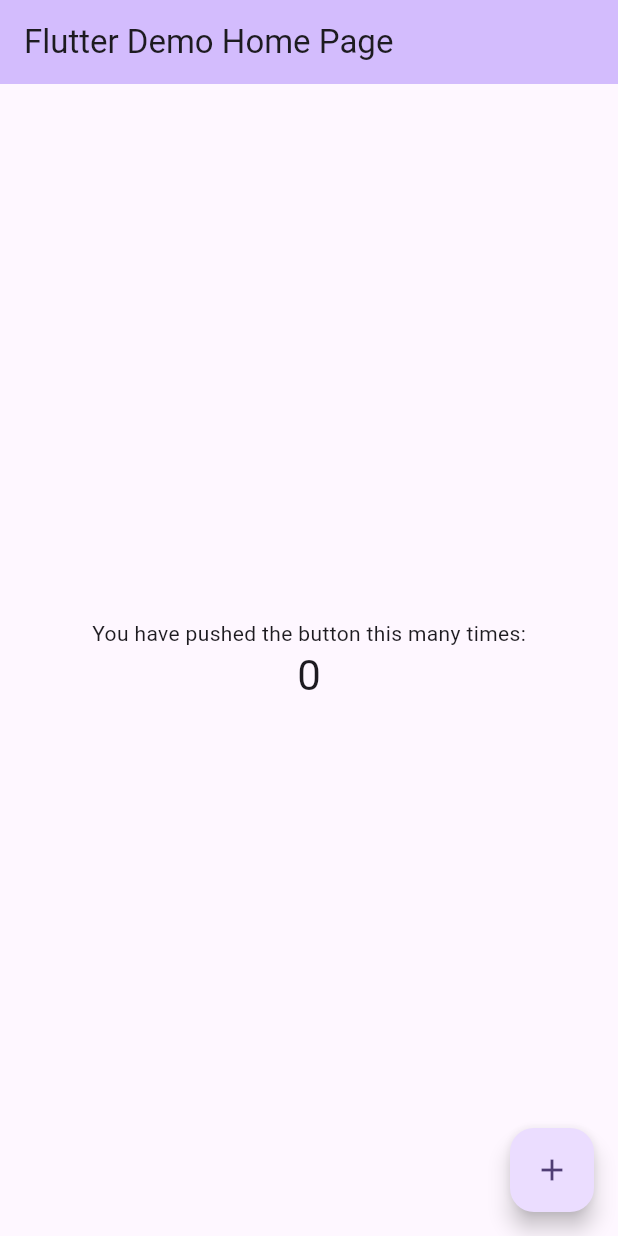
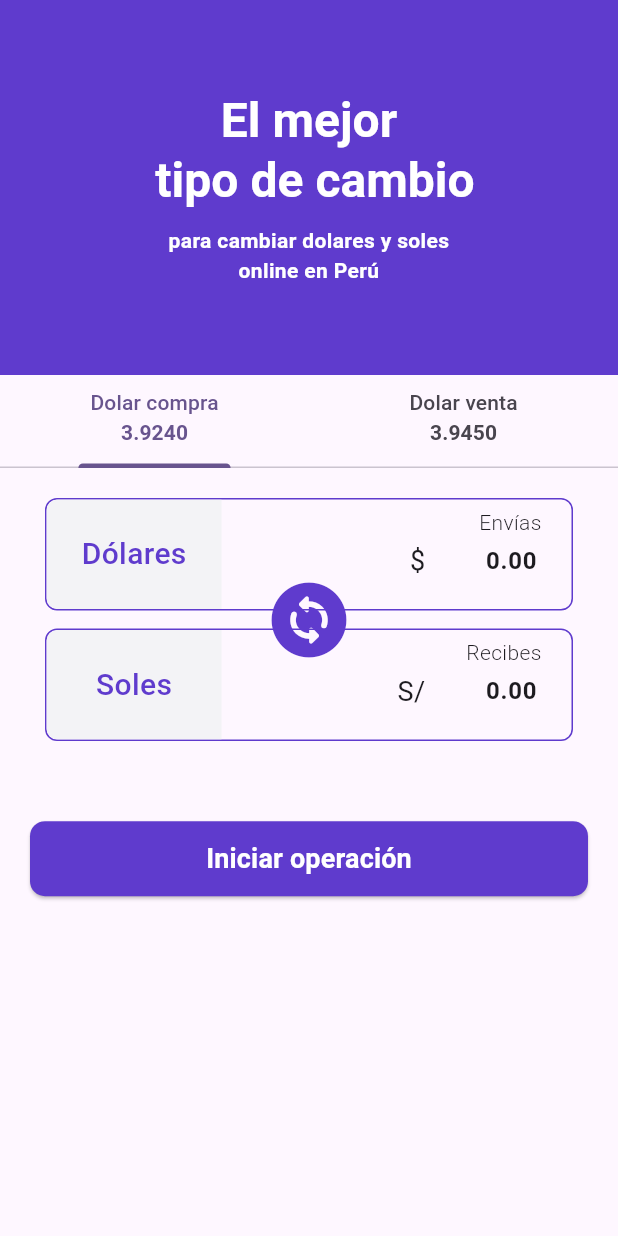
Before and after one commit to dacostap-dev/cambio_seguro, a Flutter app: the screen it shows after launch, on a phone screen of 412 x 824 dp. Run offline on Flutter 3.47's test engine with Material 3 defaults, Android fonts, the light colour scheme and no system bars.

Commit message:
cotizador cambio seguro

```diff
--- /dev/null
+++ b/lib/core/constants/constant_color.dart
@@ -0,0 +1,7 @@
+import 'package:flutter/material.dart';
+
+class ConstantColor {
+  ConstantColor._();
+
+  static const Color kPrimary = Color.fromARGB(255, 95, 59, 205);
+}
--- /dev/null
+++ b/lib/core/router.dart
@@ -0,0 +1,13 @@
+import 'package:cambio_seguro_demo/presentation/pages/home/home.dart';
+import 'package:flutter/material.dart';
+
+Route onGenerateRoute(RouteSettings settings) {
+  switch (settings.name) {
+    case 'home':
+      return MaterialPageRoute(builder: (_) => const HomePage());
+    case 'list':
+      return MaterialPageRoute(builder: (_) => const HomePage());
+    default:
+      throw ('This route nae does not exist');
+  }
+}
--- a/lib/main.dart
+++ b/lib/main.dart
@@ -1,3 +1,4 @@
+import 'package:cambio_seguro_demo/core/router.dart';
 import 'package:flutter/material.dart';
 
 void main() {
@@ -13,113 +14,11 @@ class MyApp extends StatelessWidget {
     return MaterialApp(
       title: 'Flutter Demo',
       theme: ThemeData(
-        // This is the theme of your application.
-        //
-        // TRY THIS: Try running your application with "flutter run". You'll see
-        // the application has a blue toolbar. Then, without quitting the app,
-        // try changing the seedColor in the colorScheme below to Colors.green
-        // and then invoke "hot reload" (save your changes or press the "hot
-        // reload" button in a Flutter-supported IDE, or press "r" if you used
-        // the command line to start the app).
-        //
-        // Notice that the counter didn't reset back to zero; the application
-        // state is not lost during the reload. To reset the state, use hot
-        // restart instead.
-        //
-        // This works for code too, not just values: Most code changes can be
-        // tested with just a hot reload.
         colorScheme: ColorScheme.fromSeed(seedColor: Colors.deepPurple),
         useMaterial3: true,
       ),
-      home: const MyHomePage(title: 'Flutter Demo Home Page'),
+      onGenerateRoute: onGenerateRoute,
+      initialRoute: 'home',
     );
   }
 }
-
-class MyHomePage extends StatefulWidget {
-  const MyHomePage({super.key, required this.title});
-
-  // This widget is the home page of your application. It is stateful, meaning
-  // that it has a State object (defined below) that contains fields that affect
-  // how it looks.
-
-  // This class is the configuration for the state. It holds the values (in this
-  // case the title) provided by the parent (in this case the App widget) and
-  // used by the build method of the State. Fields in a Widget subclass are
-  // always marked "final".
-
-  final String title;
-
-  @override
-  State<MyHomePage> createState() => _MyHomePageState();
-}
-
-class _MyHomePageState extends State<MyHomePage> {
-  int _counter = 0;
-
-  void _incrementCounter() {
-    setState(() {
-      // This call to setState tells the Flutter framework that something has
-      // changed in this State, which causes it to rerun the build method below
-      // so that the display can reflect the updated values. If we changed
-      // _counter without calling setState(), then the build method would not be
-      // called again, and so nothing would appear to happen.
-      _counter++;
-    });
-  }
-
-  @override
-  Widget build(BuildContext context) {
-    // This method is rerun every time setState is called, for instance as done
-    // by the _incrementCounter method above.
-    //
-    // The Flutter framework has been optimized to make rerunning build methods
-    // fast, so that you can just rebuild anything that needs updating rather
-    // than having to individually change instances of widgets.
-    return Scaffold(
-      appBar: AppBar(
-        // TRY THIS: Try changing the color here to a specific color (to
-        // Colors.amber, perhaps?) and trigger a hot reload to see the AppBar
-        // change color while the other colors stay the same.
-        backgroundColor: Theme.of(context).colorScheme.inversePrimary,
-        // Here we take the value from the MyHomePage object that was created by
-        // the App.build method, and use it to set our appbar title.
-        title: Text(widget.title),
-      ),
-      body: Center(
-        // Center is a layout widget. It takes a single child and positions it
-        // in the middle of the parent.
-        child: Column(
-          // Column is also a layout widget. It takes a list of children and
-          // arranges them vertically. By default, it sizes itself to fit its
-          // children horizontally, and tries to be as tall as its parent.
-          //
-          // Column has various properties to control how it sizes itself and
-          // how it positions its children. Here we use mainAxisAlignment to
-          // center the children vertically; the main axis here is the vertical
-          // axis because Columns are vertical (the cross axis would be
-          // horizontal).
-          //
-          // TRY THIS: Invoke "debug painting" (choose the "Toggle Debug Paint"
-          // action in the IDE, or press "p" in the console), to see the
-          // wireframe for each widget.
-          mainAxisAlignment: MainAxisAlignment.center,
-          children: <Widget>[
-            const Text(
-              'You have pushed the button this many times:',
-            ),
-            Text(
-              '$_counter',
-              style: Theme.of(context).textTheme.headlineMedium,
-            ),
-          ],
-        ),
-      ),
-      floatingActionButton: FloatingActionButton(
-        onPressed: _incrementCounter,
-        tooltip: 'Increment',
-        child: const Icon(Icons.add),
-      ), // This trailing comma makes auto-formatting nicer for build methods.
-    );
-  }
-}
--- /dev/null
+++ b/lib/presentation/pages/home/home.dart
@@ -0,0 +1,300 @@
+import 'package:cambio_seguro_demo/core/constants/constant_color.dart';
+import 'package:cambio_seguro_demo/presentation/widgets/input_widget.dart';
+import 'package:flutter/material.dart';
+
+class HomePage extends StatefulWidget {
+  const HomePage({super.key});
+
+  @override
+  State<HomePage> createState() => _HomePageState();
+}
+
+class _HomePageState extends State<HomePage>
+    with SingleTickerProviderStateMixin {
+  late TabController _tabController;
+
+  static const String purchase_price = '3.9240';
+  static const String sale_price = '3.9450';
+
+  final _firstTextController = TextEditingController(text: '0.00');
+  final _secondTextController = TextEditingController(text: '0.00');
+
+  @override
+  void initState() {
+    _tabController = TabController(length: 2, vsync: this);
+    super.initState();
+
+    _tabController.addListener(reload);
+  }
+
+  void reload() {
+    setState(() {
+      final isSale = _tabController.index == 1;
+
+      if (isSale) {
+        final amountSoles = double.parse(_firstTextController.text);
+        _secondTextController.text =
+            (amountSoles / double.parse(sale_price)).toStringAsFixed(2);
+      } else {
+        final amountDolares = double.parse(_firstTextController.text);
+        _secondTextController.text =
+            (amountDolares * double.parse(purchase_price)).toStringAsFixed(2);
+      }
+
+      setState(() {});
+    });
+  }
+
+  @override
+  void dispose() {
+    _tabController.removeListener(reload);
+    _tabController.dispose();
+    super.dispose();
+  }
+
+  @override
+  Widget build(BuildContext context) {
+    return SafeArea(
+      child: Scaffold(
+        body: Column(
+          crossAxisAlignment: CrossAxisAlignment.stretch,
+          children: [
+            Container(
+              padding: const EdgeInsets.all(50),
+              height: 250,
+              color: ConstantColor.kPrimary,
+              child: Column(
+                mainAxisAlignment: MainAxisAlignment.center,
+                children: [
+                  Text(
+                    'El mejor \n tipo de cambio',
+                    textAlign: TextAlign.center,
+                    style: Theme.of(context).textTheme.headlineLarge?.copyWith(
+                        color: Colors.white, fontWeight: FontWeight.w600),
+                  ),
+                  const SizedBox(height: 10),
+                  const Padding(
+                    padding: EdgeInsets.symmetric(horizontal: 50),
+                    child: Text(
+                      'para cambiar dolares y soles online en Perú',
+                      textAlign: TextAlign.center,
+                      style: TextStyle(
+                        color: Colors.white,
+                        fontWeight: FontWeight.w600,
+                      ),
+                    ),
+                  ),
+                ],
+              ),
+            ),
+            TabBar(
+              controller: _tabController,
+              tabs: const [
+                Tab(
+                  height: 60,
+                  child: Padding(
+                    padding: EdgeInsets.all(8.0),
+                    child: Column(
+                      children: [
+                        Text('Dolar compra'),
+                        Text(
+                          purchase_price,
+                          style: TextStyle(fontWeight: FontWeight.w700),
+                        ),
+                      ],
+                    ),
+                  ),
+                ),
+                Tab(
+                  height: 60,
+                  child: Padding(
+                    padding: EdgeInsets.all(8.0),
+                    child: Column(
+                      children: [
+                        Text('Dolar venta'),
+                        Text(
+                          sale_price,
+                          style: TextStyle(fontWeight: FontWeight.w700),
+                        ),
+                      ],
+                    ),
+                  ),
+                ),
+              ],
+            ),
+            SizedBox(
+              height: MediaQuery.of(context).size.height / 3.5,
+              child: TabBarView(
+                physics: const NeverScrollableScrollPhysics(),
+                controller: _tabController,
+                children: [
+                  Column(
+                    children: [
+                      Stack(
+                        children: [
+                          Container(
+                            padding: const EdgeInsets.symmetric(
+                              vertical: 20,
+                              horizontal: 30,
+                            ),
+                            child: Column(
+                              children: [
+                                InputWidget(
+                                  controller: _firstTextController,
+                                  currency: Currency.USD,
+                                  label: 'Envías',
+                                  onChanged: (value) {
+                                    setState(() {
+                                      if (value.isNotEmpty) {
+                                        final amount = double.parse(value);
+                                        _secondTextController.text = (amount *
+                                                double.parse(purchase_price))
+                                            .toStringAsFixed(2);
+                                        // .replaceAll('.', ',');
+                                      } else {
+                                        _secondTextController.text = '';
+                                      }
+                                    });
+                                  },
+                                ),
+                                const SizedBox(height: 12),
+                                InputWidget(
+                                  controller: _secondTextController,
+                                  currency: Currency.PEN,
+                                  label: 'Recibes',
+                                  onChanged: (value) {
+                                    setState(() {
+                                      if (value.isNotEmpty) {
+                                        final amount = double.parse(value);
+                                        _firstTextController.text =
+                                            (amount / double.parse(sale_price))
+                                                .toStringAsFixed(2);
+                                        // .replaceAll('.', ',');
+                                      } else {
+                                        _firstTextController.text = '';
+                                      }
+                                    });
+                                  },
+                                ),
+                              ],
+                            ),
+                          ),
+                          Positioned.fill(
+                            child: FractionallySizedBox(
+                              widthFactor: 0.5,
+                              heightFactor: 0.5,
+                              child: IconButton(
+                                splashColor: Colors.transparent,
+                                highlightColor: Colors.transparent,
+                                iconSize: 60,
+                                onPressed: () {
+                                  _tabController.animateTo(1);
+                                },
+                                icon: const Icon(
+                                  Icons.change_circle_rounded,
+                                  color: ConstantColor.kPrimary,
+                                ),
+                              ),
+                            ),
+                          ),
+                        ],
+                      ),
+                    ],
+                  ),
+                  Column(
+                    children: [
+                      Stack(
+                        children: [
+                          Container(
+                            padding: const EdgeInsets.symmetric(
+                              vertical: 20,
+                              horizontal: 30,
+                            ),
+                            child: Column(
+                              children: [
+                                InputWidget(
+                                  controller: _firstTextController,
+                                  currency: Currency.PEN,
+                                  label: 'Envías',
+                                  onChanged: (value) {
+                                    setState(() {
+                                      if (value.isNotEmpty) {
+                                        final amount = double.parse(value);
+                                        _secondTextController.text =
+                                            (amount / double.parse(sale_price))
+                                                .toStringAsFixed(2);
+                                      } else {
+                                        _firstTextController.text = '';
+                                      }
+                                    });
+                                  },
+                                ),
+                                const SizedBox(height: 12),
+                                InputWidget(
+                                  controller: _secondTextController,
+                                  currency: Currency.USD,
+                                  label: 'Recibes',
+                                  onChanged: (value) {
+                                    setState(() {
+                                      if (value.isNotEmpty) {
+                                        final amount = double.parse(value);
+                                        _firstTextController.text = (amount *
+                                                double.parse(purchase_price))
+                                            .toStringAsFixed(2);
+                                      } else {
+                                        _firstTextController.text = '';
+                                      }
+                                    });
+                                  },
+                                ),
+                              ],
+                            ),
+                          ),
+                          Positioned.fill(
+                            child: FractionallySizedBox(
+                              widthFactor: 0.3, // Ajusta según sea necesario
+                              heightFactor: 0.4, // Ajusta según sea necesario
+                              child: IconButton(
+                                splashColor: Colors.transparent,
+                                highlightColor: Colors.transparent,
+                                iconSize: 60,
+                                onPressed: () {
+                                  _tabController.animateTo(0);
+                                },
+                                icon: const Icon(
+                                  Icons.change_circle_rounded,
+                                  color: ConstantColor.kPrimary,
+                                ),
+                              ),
+                            ),
+                          ),
+                        ],
+                      ),
+                    ],
+                  ),
+                ],
+              ),
+            ),
+            Padding(
+              padding: const EdgeInsets.symmetric(horizontal: 20),
+              child: ElevatedButton(
+                onPressed: () {},
+                style: ElevatedButton.styleFrom(
+                    backgroundColor: ConstantColor.kPrimary,
+                    foregroundColor: Colors.white,
+                    shape: RoundedRectangleBorder(
+                      borderRadius: BorderRadius.circular(10),
+                    ),
+                    fixedSize: const Size.fromHeight(50)),
+                child: const Text(
+                  'Iniciar operación',
+                  style: TextStyle(fontWeight: FontWeight.w600, fontSize: 18),
+                ),
+              ),
+            )
+          ],
+        ),
+      ),
+    );
+  }
+}
--- /dev/null
+++ b/lib/presentation/widgets/input_widget.dart
@@ -0,0 +1,107 @@
+import 'package:cambio_seguro_demo/core/constants/constant_color.dart';
+import 'package:flutter/material.dart';
+
+enum Currency { PEN, USD }
+
+class InputWidget extends StatelessWidget {
+  final TextEditingController controller;
+  final Function(String)? onChanged;
+  final Currency currency;
+  final String label;
+
+  const InputWidget({
+    super.key,
+    required this.controller,
+    required this.onChanged,
+    required this.currency,
+    required this.label,
+  });
+
+  @override
+  Widget build(BuildContext context) {
+    return Container(
+      decoration: BoxDecoration(
+        border: Border.all(
+          color: ConstantColor.kPrimary,
+        ),
+        borderRadius: BorderRadius.circular(8),
+      ),
+      height: 75,
+      child: ClipRRect(
+        borderRadius: BorderRadius.circular(8),
+        child: Row(
+          children: [
+            Expanded(
+              child: Container(
+                color: const Color(0xFFF3F3F6),
+                width: 200,
+                child: Center(
+                  child: Text(
+                    Currency.PEN == currency ? 'Soles' : 'Dólares',
+                    style: const TextStyle(
+                      color: ConstantColor.kPrimary,
+                      fontWeight: FontWeight.w500,
+                      fontSize: 20,
+                    ),
+                  ),
+                ),
+              ),
+            ),
+            Expanded(
+                flex: 2,
+                child: Container(
+                  padding: const EdgeInsets.symmetric(
+                    vertical: 5,
+                    horizontal: 20,
+                  ),
+                  child: Column(
+                    crossAxisAlignment: CrossAxisAlignment.end,
+                    children: [
+                      Text(
+                        label,
+                        style: const TextStyle(
+                          fontWeight: FontWeight.w300,
+                        ),
+                      ),
+                      Row(
+                        mainAxisAlignment: MainAxisAlignment.spaceAround,
+                        children: [
+                          Expanded(
+                            flex: 3,
+                            child: SizedBox(
+                              child: Text(
+                                currency == Currency.PEN ? 'S/' : '\$',
+                                textAlign: TextAlign.end,
+                                style: const TextStyle(
+                                  fontSize: 18,
+                                  fontWeight: FontWeight.w400,
+                                ),
+                              ),
+                            ),
+                          ),
+                          Expanded(
+                            flex: 2,
+                            child: TextField(
+                              controller: controller,
+                              onChanged: onChanged,
+                              textAlign: TextAlign.end,
+                              keyboardType: TextInputType.number,
+                              style:
+                                  const TextStyle(fontWeight: FontWeight.w600),
+                              decoration: const InputDecoration(
+                                isDense: true,
+                                border: InputBorder.none,
+                              ),
+                            ),
+                          ),
+                        ],
+                      ),
+                    ],
+                  ),
+                )),
+          ],
+        ),
+      ),
+    );
+  }
+}
```
Also changed, not shown: lib/presentation/pages/home/list.dart (added).
